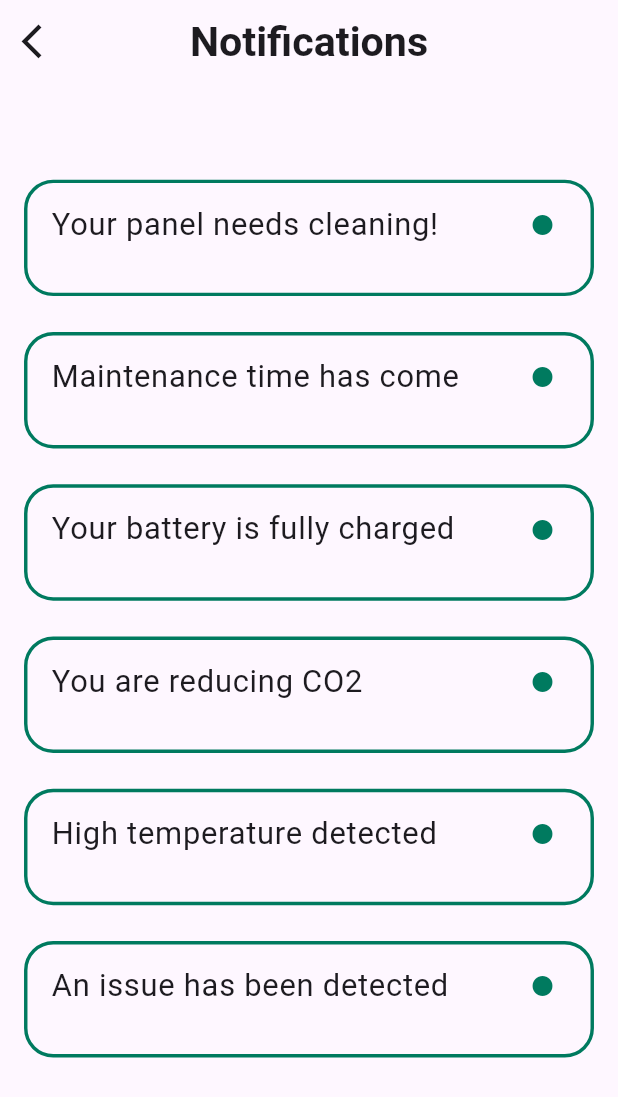
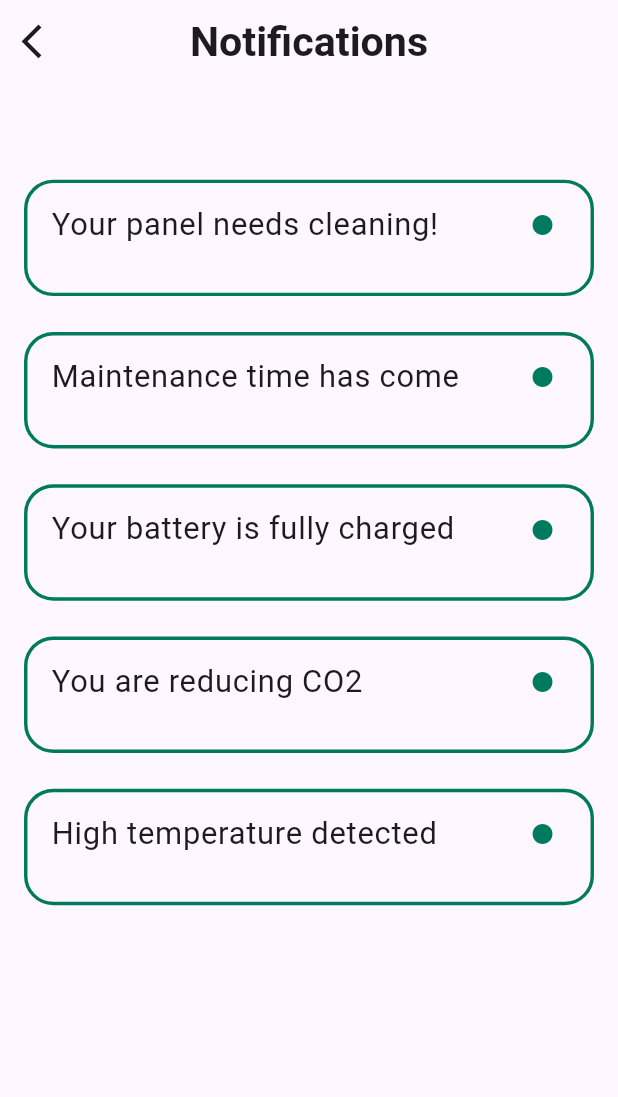
Before and after one commit to Rewanelmlah/ShamSoon, a Flutter app: the NotificationScreen screen opened directly, on a phone screen of 412 x 824 dp. Shown: the top 1097 px of the screen. Run offline on Flutter 3.47's test engine with Material 3 defaults, Android fonts, the phone set to English and light mode, and no system bars; our stand-ins replace fl_chart, flutter_screenutil, pinput, smooth_page_indicator.

Commit message:
some fixes

```diff
--- a/lib/features/notifications/presentation/views/notification_screen.dart
+++ b/lib/features/notifications/presentation/views/notification_screen.dart
@@ -36,8 +36,7 @@ class NotificationScreen extends StatelessWidget {
               SizedBox(height: 20.h),
               CustomNotificationTile(title: 'High temperature detected', onTap: () {}),
               SizedBox(height: 20.h),
-              CustomNotificationTile(title: 'An issue has been detected', onTap: () {}),
-              SizedBox(height: 20.h),
+
 
             ],
           ),
```
